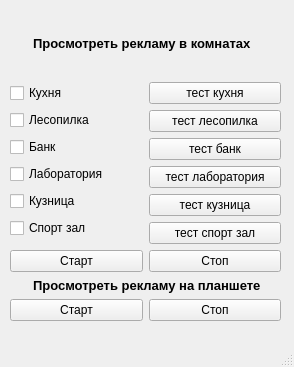
Before: the Qt Designer form clicker_zero_city/windows_ui/see.ui in maklai26rus/clicker, drawn with Qt 5.
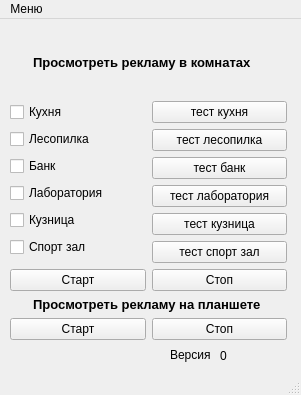
After: the same form once the commit is applied.

Commit message: точка сохраниния

```diff
--- a/clicker_zero_city/windows_ui/see.ui
+++ b/clicker_zero_city/windows_ui/see.ui
@@ -6,8 +6,8 @@
    <rect>
     <x>0</x>
     <y>0</y>
-    <width>294</width>
-    <height>367</height>
+    <width>301</width>
+    <height>395</height>
    </rect>
   </property>
   <property name="windowTitle">
@@ -19,7 +19,7 @@
      <rect>
       <x>10</x>
       <y>10</y>
-      <width>271</width>
+      <width>277</width>
       <height>311</height>
      </rect>
     </property>
@@ -245,16 +245,51 @@
      </item>
     </layout>
    </widget>
+   <widget class="QLabel" name="version">
+    <property name="geometry">
+     <rect>
+      <x>170</x>
+      <y>326</y>
+      <width>41</width>
+      <height>20</height>
+     </rect>
+    </property>
+    <property name="text">
+     <string>Версия:</string>
+    </property>
+   </widget>
+   <widget class="QLabel" name="version_number">
+    <property name="geometry">
+     <rect>
+      <x>220</x>
+      <y>330</y>
+      <width>47</width>
+      <height>13</height>
+     </rect>
+    </property>
+    <property name="text">
+     <string>0</string>
+    </property>
+   </widget>
   </widget>
   <widget class="QMenuBar" name="menubar">
    <property name="geometry">
     <rect>
      <x>0</x>
      <y>0</y>
-     <width>294</width>
+     <width>301</width>
      <height>21</height>
     </rect>
    </property>
+   <widget class="QMenu" name="menu">
+    <property name="title">
+     <string>Меню</string>
+    </property>
+    <addaction name="action"/>
+    <addaction name="separator"/>
+    <addaction name="actionExit"/>
+   </widget>
+   <addaction name="menu"/>
   </widget>
   <widget class="QStatusBar" name="statusbar"/>
  </widget>
```
Left out of the diff: 16 changed lines with no effect on the pictures. The commit also changes 2 other files.
